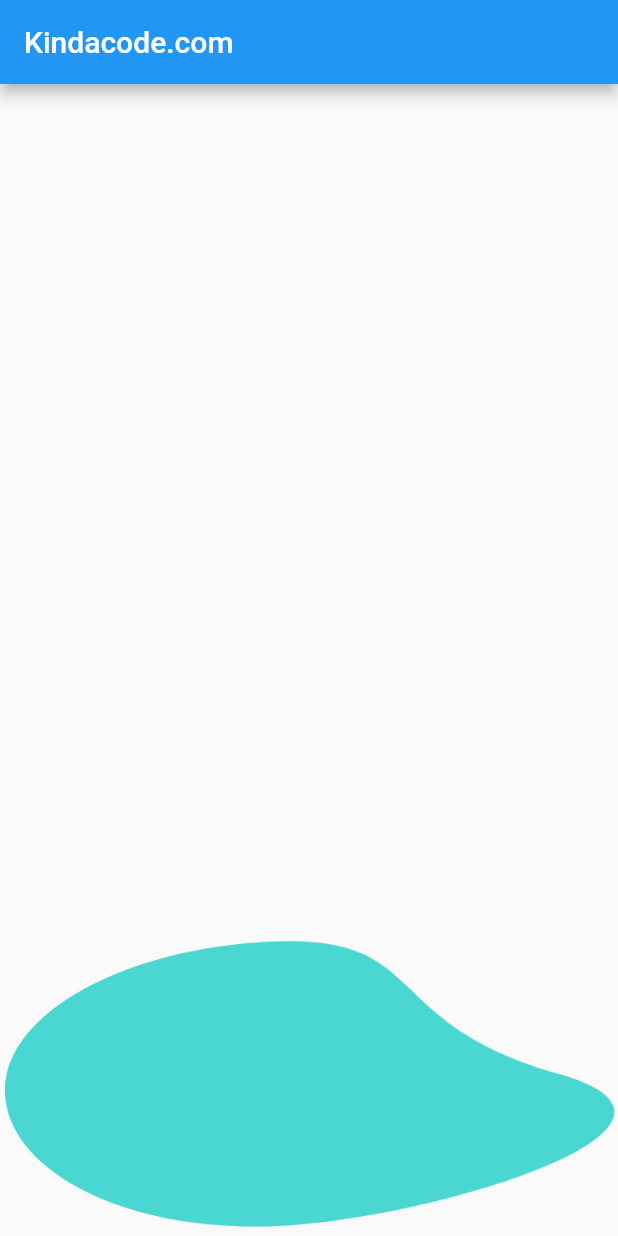
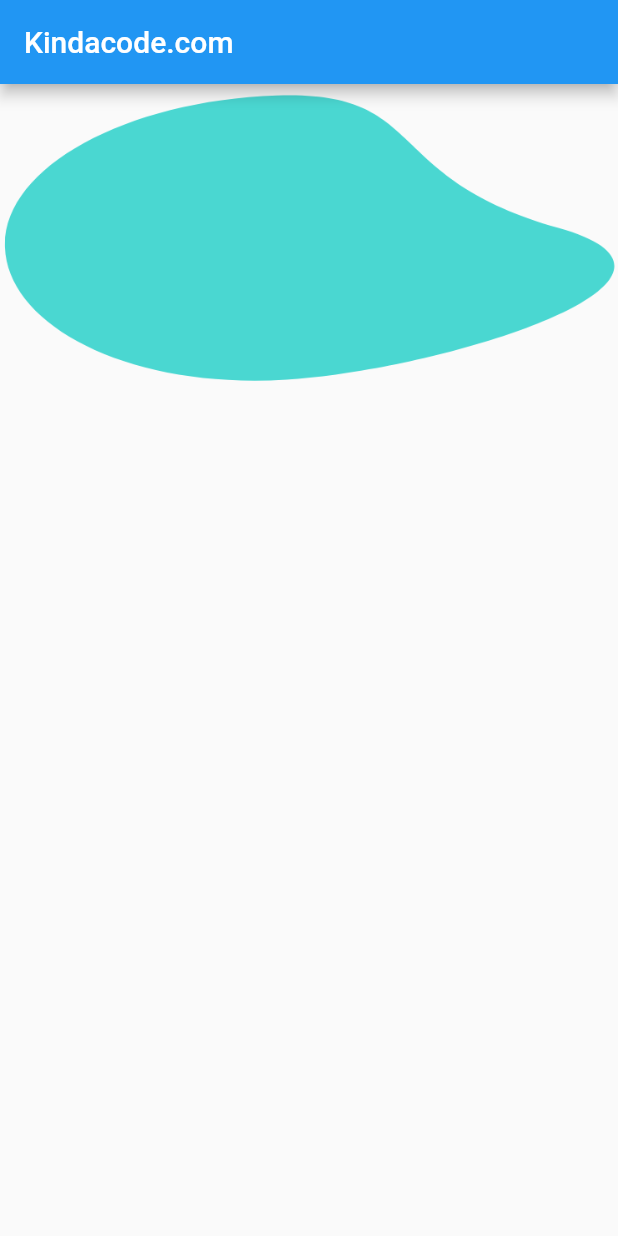
Before and after one commit to rahmabalti/image, a Flutter app: the screen it shows after launch, on a phone screen of 412 x 824 dp. Run offline on Flutter 3.47's test engine with Material 2 defaults, Android fonts, the phone set to English and light mode, and no system bars.

```diff
--- a/lib/main.dart
+++ b/lib/main.dart
@@ -27,9 +27,11 @@ class MyHomePage extends StatelessWidget {
       appBar: AppBar(
         title: const Text("Kindacode.com"),
       ),
-      body: Column(mainAxisAlignment: MainAxisAlignment.end, children: <Widget>[
-        Image.asset('assets/dessous.png')
-      ]),
+      body: Column(mainAxisAlignment: MainAxisAlignment.start,
+          //mainAxisAlignment: CrossAxisAlignment.end,
+          children: <Widget>[
+            Image.asset('assets/dessous.png')
+          ]),
     );
   }
 }
```
Also changed, not shown: 1 other file.
